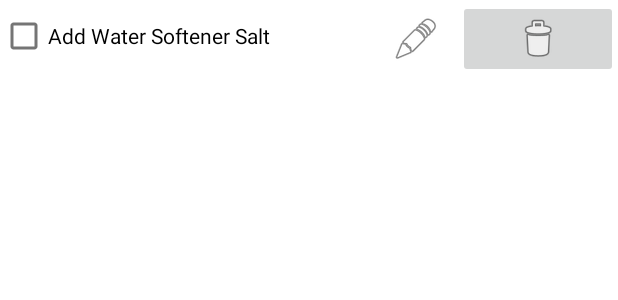
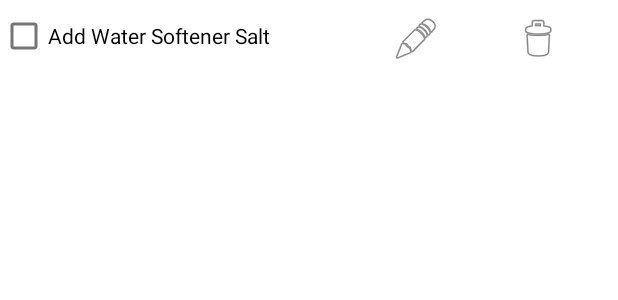
Before and after one commit to kjtetzlaff/Software-Engineering-Household-Reminder-App, an Android app: the layout edittasks_task_item.xml on its own in the app's theme, with its tools: preview values and no code run, on a phone screen of 412 x 824 dp. Shown: the top 300 px of the screen. Run offline under Robolectric (Android 15) with nearby library versions, the light colour scheme and no system bars.

Commit message:
Edit Tasks Trash Icon Background
Made the background of this button transparent so you just see the icon.

```diff
--- a/Qreminder/app/src/main/res/layout/edittasks_task_item.xml
+++ b/Qreminder/app/src/main/res/layout/edittasks_task_item.xml
@@ -24,6 +24,7 @@
         android:layout_width="wrap_content"
         android:layout_height="wrap_content"
         android:layout_weight="1"
+        android:backgroundTint="#00FFFFFF"
         android:contentDescription="delete item"
         app:srcCompat="@android:drawable/ic_menu_delete" />
 </LinearLayout>
```
